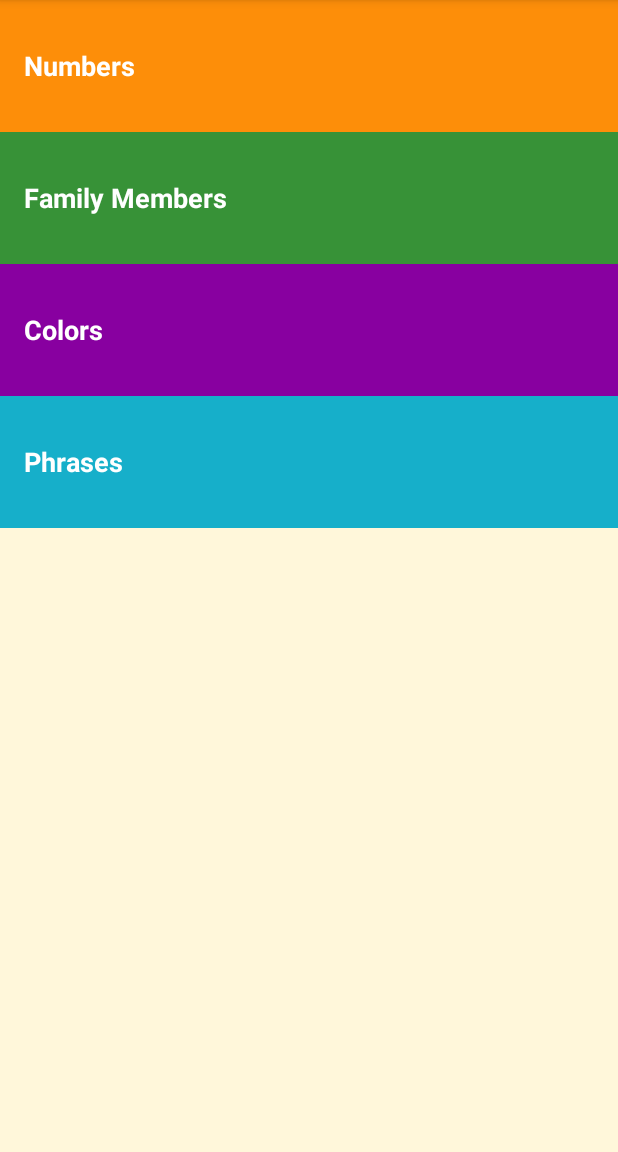
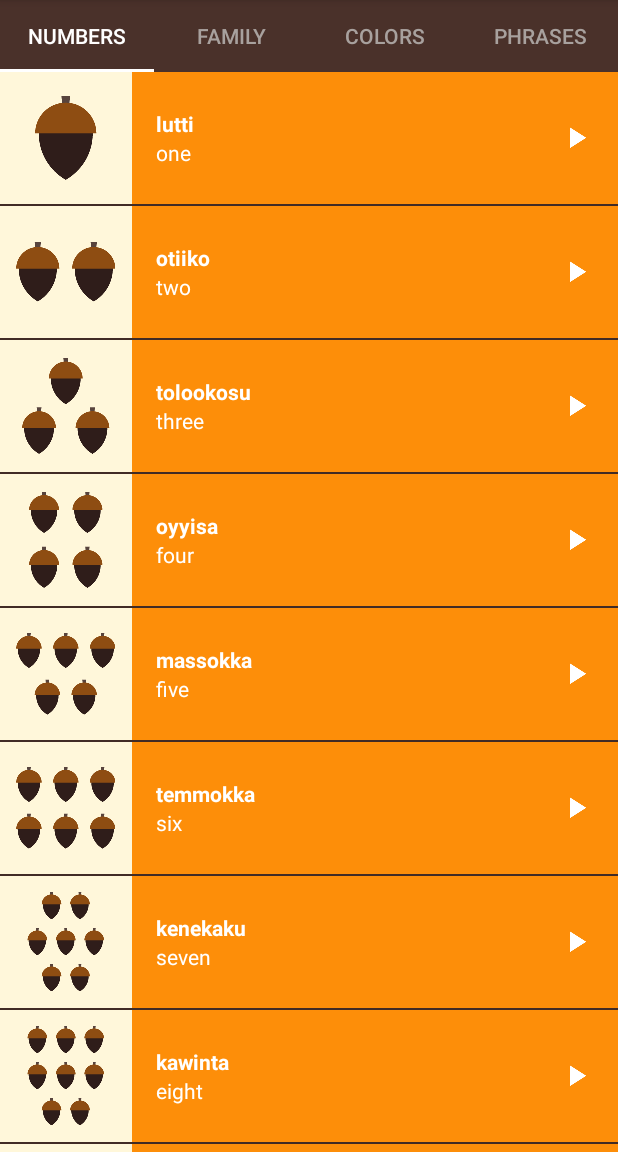
Before and after one commit to kayali86/Miwok, an Android app: the screen it shows after launch (MainActivity), on a phone screen of 412 x 824 dp, the part 84-1236 px from its top. Run offline under Robolectric (Android 15) with nearby library versions, the phone set to English and light mode, and no system bars.

Commit message:
Final with ViewPager and Tabs

```diff
--- a/app/build.gradle
+++ b/app/build.gradle
@@ -22,7 +22,9 @@
     implementation fileTree(dir: 'libs', include: ['*.jar'])
     implementation 'com.android.support:appcompat-v7:26.1.0'
     implementation 'com.android.support.constraint:constraint-layout:1.0.2'
+    implementation 'com.android.support:support-v4:26.1.0'
     testImplementation 'junit:junit:4.12'
     androidTestImplementation 'com.android.support.test:runner:1.0.1'
     androidTestImplementation 'com.android.support.test.espresso:espresso-core:3.0.1'
+    compile 'com.android.support:design:26.1.0'
 }
--- /dev/null
+++ b/app/src/main/java/com/example/android/miwok/CategoryAdapter.java
@@ -0,0 +1,47 @@
+package com.example.android.miwok;
+
+
+import android.content.Context;
+import android.support.v4.app.Fragment;
+import android.support.v4.app.FragmentManager;
+import android.support.v4.app.FragmentPagerAdapter;
+
+public class CategoryAdapter extends FragmentPagerAdapter {
+    private Context mContext;
+
+    public CategoryAdapter(Context context, FragmentManager fm) {
+        super(fm);
+        mContext = context;
+    }
+
+    @Override
+    public CharSequence getPageTitle(int position) {
+        if (position == 0) {
+            return mContext.getString(R.string.category_numbers);
+        } else if (position == 1) {
+            return mContext.getString(R.string.category_family);
+        } else if (position == 2) {
+            return mContext.getString(R.string.category_colors);
+        }else{
+            return mContext.getString(R.string.category_phrases);
+            }
+        }
+
+    @Override
+    public int getCount() {
+        return 4;
+    }
+
+    @Override
+    public Fragment getItem(int position) {
+        if (position == 0) {
+            return new NumbersFragment();
+        }else if (position == 1) {
+            return new FamilyFragment();
+        }else  if (position == 2) {
+            return new ColorsFragment();
+        }else return new PhrasesFragment();
+    }
+
+
+}
--- a/app/src/main/java/com/example/android/miwok/NumbersActivity.java
+++ b/app/src/main/java/com/example/android/miwok/FamilyFragment.java
@@ -1,18 +1,24 @@
 package com.example.android.miwok;
 
-import android.media.AudioFocusRequest;
+
+import android.content.Context;
 import android.media.AudioManager;
 import android.media.MediaPlayer;
 import android.os.Bundle;
-import android.support.v7.app.AppCompatActivity;
+import android.support.v4.app.Fragment;
+import android.view.LayoutInflater;
 import android.view.View;
+import android.view.ViewGroup;
 import android.widget.AdapterView;
 import android.widget.ListView;
+import android.widget.TextView;
 
 import java.util.ArrayList;
-import java.util.concurrent.TimeUnit;
 
-public class NumbersActivity extends AppCompatActivity {
+/**
+ * A simple {@link Fragment} subclass.
+ */
+public class FamilyFragment extends Fragment {
     private MediaPlayer mMediaPlayer;
     private MediaPlayer.OnCompletionListener mCompletionListener = new MediaPlayer.OnCompletionListener() {
         @Override
@@ -36,27 +42,34 @@
                 }
             };
 
+    public FamilyFragment() {
+        // Required empty public constructor
+    }
+
+
     @Override
-    protected void onCreate(Bundle savedInstanceState) {
-        super.onCreate(savedInstanceState);
-        setContentView(R.layout.word_list);
+    public View onCreateView(LayoutInflater inflater, ViewGroup container,
+                             Bundle savedInstanceState) {
+        View rootView = inflater.inflate(R.layout.word_list, container, false);
 
-        mAudioManager = (AudioManager) getSystemService(AUDIO_SERVICE);
+
+
+        mAudioManager = (AudioManager) getActivity().getSystemService(Context.AUDIO_SERVICE);
 
         final ArrayList<Word> words = new ArrayList<Word>();
-        words.add(new Word("one", "lutti", R.drawable.number_one, R.raw.number_one));
-        words.add(new Word("two", "otiiko", R.drawable.number_two, R.raw.number_two));
-        words.add(new Word("three", "tolookosu", R.drawable.number_three, R.raw.number_three));
-        words.add(new Word("four", "oyyisa", R.drawable.number_four, R.raw.number_four));
-        words.add(new Word("five", "massokka", R.drawable.number_five, R.raw.number_five));
-        words.add(new Word("six", "temmokka", R.drawable.number_six, R.raw.number_six));
-        words.add(new Word("seven", "kenekaku", R.drawable.number_seven, R.raw.number_seven));
-        words.add(new Word("eight", "kawinta", R.drawable.number_eight, R.raw.number_eight));
-        words.add(new Word("nine", "wo'e", R.drawable.number_nine, R.raw.number_nine));
-        words.add(new Word("ten", "na'aacha", R.drawable.number_ten, R.raw.number_ten));
+        words.add(new Word("father", "әpә", R.drawable.family_father, R.raw.family_father));
+        words.add(new Word("mother", "әṭa", R.drawable.family_mother, R.raw.family_mother));
+        words.add(new Word("son", "angsi", R.drawable.family_son, R.raw.family_son));
+        words.add(new Word("daughter", "tune", R.drawable.family_daughter, R.raw.family_daughter));
+        words.add(new Word("older brother", "taachi", R.drawable.family_older_brother, R.raw.family_older_brother));
+        words.add(new Word("younger brother", "chalitti", R.drawable.family_younger_brother, R.raw.family_younger_brother));
+        words.add(new Word("older sister", "teṭe", R.drawable.family_older_sister, R.raw.family_older_sister));
+        words.add(new Word("younger sister", "kolliti", R.drawable.family_younger_sister, R.raw.family_younger_sister));
+        words.add(new Word("grandmother", "ama", R.drawable.family_grandmother, R.raw.family_grandmother));
+        words.add(new Word("grandfather", "paapa", R.drawable.family_grandfather, R.raw.family_grandfather));
 
-        WordAdapter adapter = new WordAdapter(this, words, R.color.category_numbers);
-        ListView listView = findViewById(R.id.list);
+        WordAdapter adapter = new WordAdapter(getActivity(), words, R.color.category_family);
+        ListView listView = rootView.findViewById(R.id.list);
         listView.setAdapter(adapter);
         listView.setOnItemClickListener(new AdapterView.OnItemClickListener() {
             @Override
@@ -67,19 +80,20 @@
                         AudioManager.STREAM_MUSIC,
                         AudioManager.AUDIOFOCUS_GAIN_TRANSIENT);
                 if (result == AudioManager.AUDIOFOCUS_REQUEST_GRANTED){
-                        releaseMediaPlayer();
-                        mMediaPlayer = MediaPlayer.create(NumbersActivity.this, currentWord.getmAudioResourceId());
-                        mMediaPlayer.start();
-                        mMediaPlayer.setOnCompletionListener(mCompletionListener);
+                    releaseMediaPlayer();
+                    mMediaPlayer = MediaPlayer.create(getActivity(), currentWord.getmAudioResourceId());
+                    mMediaPlayer.start();
+                    mMediaPlayer.setOnCompletionListener(mCompletionListener);
                 }
-
             }
         });
+
+
+        return rootView;
     }
 
-
     @Override
-    protected void onStop() {
+    public void onStop() {
         super.onStop();
         releaseMediaPlayer();
     }
--- a/app/src/main/java/com/example/android/miwok/MainActivity.java
+++ b/app/src/main/java/com/example/android/miwok/MainActivity.java
@@ -1,10 +1,9 @@
 package com.example.android.miwok;
 
-import android.content.Intent;
 import android.os.Bundle;
+import android.support.design.widget.TabLayout;
+import android.support.v4.view.ViewPager;
 import android.support.v7.app.AppCompatActivity;
-import android.view.View;
-import android.widget.TextView;
 
 
 public class MainActivity extends AppCompatActivity {
@@ -16,64 +15,14 @@
         // Set the content of the activity to use the activity_main.xml layout file
         setContentView(R.layout.activity_main);
 
-        //Find the view that shows the  numbers category
-        TextView numbers = (TextView) findViewById(R.id.numbers);
+        // Get the ViewPager and set it's PagerAdapter so that it can display items
+        ViewPager viewPager = (ViewPager) findViewById(R.id.viewpager);
+        CategoryAdapter adapter = new CategoryAdapter(this, getSupportFragmentManager());
+        viewPager.setAdapter(adapter);
 
-        //Find the view that shows the  family category
-        TextView family = (TextView) findViewById(R.id.family);
-
-        //Find the view that shows the  colors category
-        TextView colors = (TextView) findViewById(R.id.colors);
-
-        //Find the view that shows the  phrases category
-        TextView phrases = (TextView) findViewById(R.id.phrases);
-
-
-        //Set a clickListener on numbers button
-        numbers.setOnClickListener(new View.OnClickListener(){
-            @Override
-            public void onClick (View view){
-                Intent numbersIntent = new Intent(MainActivity.this, NumbersActivity.class);
-                startActivity(numbersIntent);
-            }
-
-        });
-
-
-        //Set a clickListener on family button
-        family.setOnClickListener(new View.OnClickListener(){
-            @Override
-            public void onClick (View view){
-                Intent familyIntent = new Intent(MainActivity.this, FamilyActivity.class);
-                startActivity(familyIntent);
-            }
-
-        });
-
-
-        //Set a clickListener on numbers button
-        colors.setOnClickListener(new View.OnClickListener(){
-            @Override
-            public void onClick (View view){
-                Intent ColorsIntent = new Intent(MainActivity.this, ColorsActivity.class);
-                startActivity(ColorsIntent);
-            }
-
-        });
-
-
-        //Set a clickListener on numbers button
-        phrases.setOnClickListener(new View.OnClickListener(){
-            @Override
-            public void onClick (View view){
-                Intent PhrasesIntent = new Intent(MainActivity.this, PhrasesActivity.class);
-                startActivity(PhrasesIntent);
-            }
-
-        });
-
-
-
+        // Give the TabLayout the ViewPager
+        TabLayout tabLayout = findViewById(R.id.tabs);
+        tabLayout.setupWithViewPager(viewPager);
     }
 
 }
--- a/app/src/main/java/com/example/android/miwok/PhrasesActivity.java
+++ b/app/src/main/java/com/example/android/miwok/NumbersFragment.java
@@ -1,16 +1,24 @@
 package com.example.android.miwok;
 
+
+import android.content.Context;
 import android.media.AudioManager;
 import android.media.MediaPlayer;
 import android.os.Bundle;
-import android.support.v7.app.AppCompatActivity;
+import android.support.v4.app.Fragment;
+import android.view.LayoutInflater;
 import android.view.View;
+import android.view.ViewGroup;
 import android.widget.AdapterView;
 import android.widget.ListView;
+import android.widget.TextView;
 
 import java.util.ArrayList;
 
-public class PhrasesActivity extends AppCompatActivity {
+/**
+ * A simple {@link Fragment} subclass.
+ */
+public class NumbersFragment extends Fragment {
     private MediaPlayer mMediaPlayer;
     private MediaPlayer.OnCompletionListener mCompletionListener = new MediaPlayer.OnCompletionListener() {
         @Override
@@ -34,27 +42,32 @@
                 }
             };
 
+    public NumbersFragment() {
+        // Required empty public constructor
+    }
+
+
     @Override
-    protected void onCreate(Bundle savedInstanceState) {
-        super.onCreate(savedInstanceState);
-        setContentView(R.layout.word_list);
+    public View onCreateView(LayoutInflater inflater, ViewGroup container,
+                             Bundle savedInstanceState) {
+        View rootView = inflater.inflate(R.layout.word_list, container, false);
 
-        mAudioManager = (AudioManager) getSystemService(AUDIO_SERVICE);
+        mAudioManager = (AudioManager) getActivity().getSystemService(Context.AUDIO_SERVICE);
 
         final ArrayList<Word> words = new ArrayList<Word>();
-        words.add(new Word("Where are you going?", "minto wuksus", R.raw.phrase_where_are_you_going));
-        words.add(new Word("What is your name?", "tinnә oyaase'nә", R.raw.phrase_what_is_your_name));
-        words.add(new Word("My name is...", "oyaaset...", R.raw.phrase_my_name_is));
-        words.add(new Word("How are you feeling?", "michәksәs?", R.raw.phrase_how_are_you_feeling));
-        words.add(new Word("I’m feeling good.", "kuchi achit", R.raw.phrase_im_feeling_good));
-        words.add(new Word("Are you coming?", "әәnәs'aa?", R.raw.phrase_are_you_coming));
-        words.add(new Word("Yes, I’m coming.", "hәә’ әәnәm", R.raw.phrase_yes_im_coming));
-        words.add(new Word("I’m coming.", "әәnәm", R.raw.phrase_im_coming));
-        words.add(new Word("Let’s go.", "yoowutis", R.raw.phrase_lets_go));
-        words.add(new Word("Come here.", "әnni'nem", R.raw.phrase_come_here));
+        words.add(new Word("one", "lutti", R.drawable.number_one, R.raw.number_one));
+        words.add(new Word("two", "otiiko", R.drawable.number_two, R.raw.number_two));
+        words.add(new Word("three", "tolookosu", R.drawable.number_three, R.raw.number_three));
+        words.add(new Word("four", "oyyisa", R.drawable.number_four, R.raw.number_four));
+        words.add(new Word("five", "massokka", R.drawable.number_five, R.raw.number_five));
+        words.add(new Word("six", "temmokka", R.drawable.number_six, R.raw.number_six));
+        words.add(new Word("seven", "kenekaku", R.drawable.number_seven, R.raw.number_seven));
+        words.add(new Word("eight", "kawinta", R.drawable.number_eight, R.raw.number_eight));
+        words.add(new Word("nine", "wo'e", R.drawable.number_nine, R.raw.number_nine));
+        words.add(new Word("ten", "na'aacha", R.drawable.number_ten, R.raw.number_ten));
 
-        WordAdapter adapter = new WordAdapter(this, words, R.color.category_phrases);
-        ListView listView = findViewById(R.id.list);
+        WordAdapter adapter = new WordAdapter(getActivity(), words, R.color.category_numbers);
+        ListView listView = rootView.findViewById(R.id.list);
         listView.setAdapter(adapter);
         listView.setOnItemClickListener(new AdapterView.OnItemClickListener() {
             @Override
@@ -66,16 +79,20 @@
                         AudioManager.AUDIOFOCUS_GAIN_TRANSIENT);
                 if (result == AudioManager.AUDIOFOCUS_REQUEST_GRANTED){
                     releaseMediaPlayer();
-                    mMediaPlayer = MediaPlayer.create(PhrasesActivity.this, currentWord.getmAudioResourceId());
+                    mMediaPlayer = MediaPlayer.create(getActivity(), currentWord.getmAudioResourceId());
                     mMediaPlayer.start();
                     mMediaPlayer.setOnCompletionListener(mCompletionListener);
                 }
+
             }
         });
+
+
+        return rootView;
     }
 
     @Override
-    protected void onStop() {
+    public void onStop() {
         super.onStop();
         releaseMediaPlayer();
     }
--- a/app/src/main/res/layout/activity_main.xml
+++ b/app/src/main/res/layout/activity_main.xml
@@ -3,58 +3,22 @@
     xmlns:tools="http://schemas.android.com/tools"
     android:layout_width="match_parent"
     android:layout_height="match_parent"
-    android:background="@color/tan_background"
+    xmlns:app="http://schemas.android.com/apk/res-auto"
+    android:background="@color/primary_color"
     android:orientation="vertical"
     tools:context="com.example.android.miwok.MainActivity">
     <!-- Numbers category -->
-    <FrameLayout
+
+    <android.support.design.widget.TabLayout
+        android:id="@+id/tabs"
         android:layout_width="match_parent"
         android:layout_height="wrap_content"
-        android:background="@color/category_numbers">
+        style="@style/CategoryTab"/>
 
-        <TextView
-            android:id="@+id/numbers"
-            style="@style/CategoryStyle"
-            android:background="?android:attr/selectableItemBackground"
-            android:text="@string/category_numbers" />
-    </FrameLayout>
+    <android.support.v4.view.ViewPager
+        android:layout_width="match_parent"
+        android:layout_height="match_parent"
+        android:id="@+id/viewpager">
 
-    <!-- Family category -->
-    <FrameLayout
-        android:layout_width="match_parent"
-        android:layout_height="wrap_content"
-        android:background="@color/category_family">
-
-        <TextView
-            android:id="@+id/family"
-            style="@style/CategoryStyle"
-            android:background="?android:attr/selectableItemBackground"
-            android:text="@string/category_family" />
-    </FrameLayout>
-
-    <!-- Colors category -->
-    <FrameLayout
-        android:layout_width="match_parent"
-        android:layout_height="wrap_content"
-        android:background="@color/category_colors">
-
-        <TextView
-            android:id="@+id/colors"
-            style="@style/CategoryStyle"
-            android:background="?android:attr/selectableItemBackground"
-            android:text="@string/category_colors" />
-    </FrameLayout>
-
-    <!-- Phrases category -->
-    <FrameLayout
-        android:layout_width="match_parent"
-        android:layout_height="wrap_content"
-        android:background="@color/category_phrases">
-
-        <TextView
-            android:id="@+id/phrases"
-            style="@style/CategoryStyle"
-            android:background="?android:attr/selectableItemBackground"
-            android:text="@string/category_phrases" />
-    </FrameLayout>
+    </android.support.v4.view.ViewPager>
 </LinearLayout>
--- a/app/src/main/res/layout/word_list.xml
+++ b/app/src/main/res/layout/word_list.xml
@@ -1,8 +1,6 @@
 <?xml version="1.0" encoding="utf-8"?>
 <ListView xmlns:android="http://schemas.android.com/apk/res/android"
-    xmlns:tools="http://schemas.android.com/tools"
     android:id="@+id/list"
     android:layout_width="match_parent"
     android:layout_height="match_parent"
-    android:drawSelectorOnTop="true"
-    tools:context="com.example.android.miwok.NumbersActivity" />
+    android:drawSelectorOnTop="true" />
--- a/app/src/main/res/values/colors.xml
+++ b/app/src/main/res/values/colors.xml
@@ -20,4 +20,7 @@
 
     <!-- Background color for the phrases category -->
     <color name="category_phrases">#16AFCA</color>
+
+    <!-- Background color for the phrases category -->
+    <color name="tab_text_color">#A8A19E</color>
 </resources>
--- a/app/src/main/res/values/strings.xml
+++ b/app/src/main/res/values/strings.xml
@@ -12,5 +12,7 @@
     <string name="category_numbers">Numbers</string>
 
     <!-- Category name for the vocabulary words for family members [CHAR LIMIT=20] -->
-    <string name="category_family">Family Members</string>
+    <string name="category_family">Family</string>
+
+
 </resources>
--- a/app/src/main/res/values/styles.xml
+++ b/app/src/main/res/values/styles.xml
@@ -1,20 +1,21 @@
-
 <resources>
 
     <!-- Base application theme. -->
     <style name="AppTheme" parent="Theme.AppCompat.Light.DarkActionBar">
         <item name="colorPrimary">@color/primary_color</item>
         <item name="colorPrimaryDark">@color/primary_dark_color</item>
+        <item name="android:windowContentOverlay">@null</item>
     </style>
 
-        <!-- Style for a category of vocabulary words -->
-        <style name="CategoryStyle">
-            <item name="android:layout_width">match_parent</item>
-            <item name="android:layout_height">@dimen/list_item_height</item>
-            <item name="android:gravity">center_vertical</item>
-            <item name="android:padding">16dp</item>
-            <item name="android:textColor">@android:color/white</item>
-            <item name="android:textStyle">bold</item>
-            <item name="android:textAppearance">?android:textAppearanceMedium</item>
+    <!-- Style for a tab that displays a category name -->
+    <style name="CategoryTab" parent="Widget.Design.TabLayout">
+        <item name="tabIndicatorColor">@android:color/white</item>
+        <item name="tabSelectedTextColor">@android:color/white</item>
+        <item name="tabTextAppearance">@style/CategoryTabTextAppearance</item>
+    </style>
+
+    <!-- Text appearance style for a category tab -->
+    <style name="CategoryTabTextAppearance" parent="TextAppearance.Design.Tab">
+        <item name="android:textColor">#A8A19E</item>
     </style>
 </resources>
```
Also changed, not shown: app/src/main/AndroidManifest.xml (+0 -24 lines), app/src/main/java/com/example/android/miwok/ColorsFragment.java (renamed from app/src/main/java/com/example/android/miwok/FamilyActivity.java, +33 -21 lines), app/src/main/java/com/example/android/miwok/PhrasesFragment.java (renamed from app/src/main/java/com/example/android/miwok/ColorsActivity.java, +35 -20 lines). Lines whose indentation alone changed are shown as unchanged.
